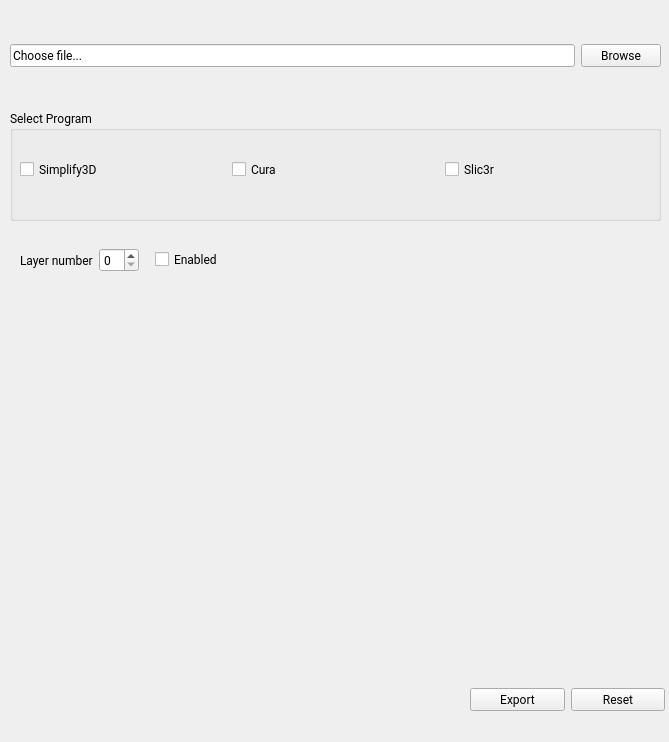
First picture: the form in Program/filamentchanger.ui, repository LuisDiazUgena/Filament-Changer-for-bq-printers, before the edit.
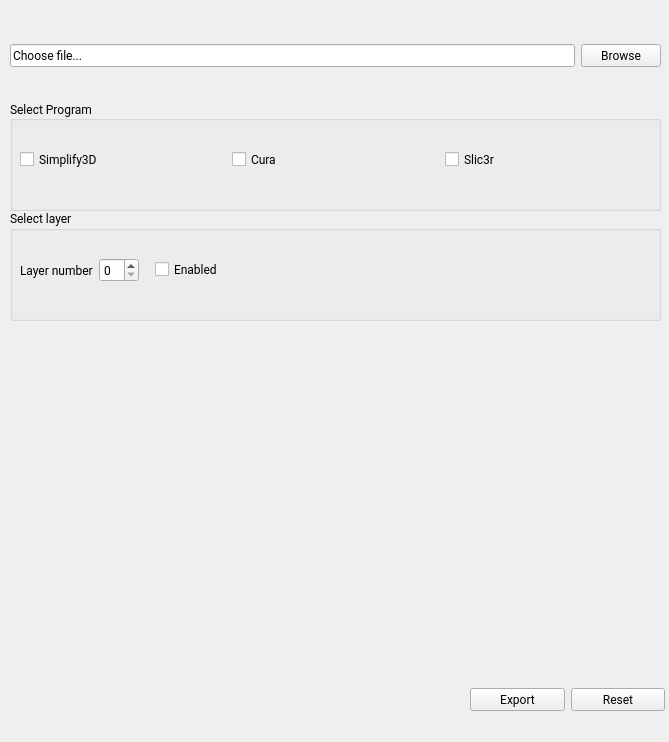
Second picture: the form after the edit. Icons and pictures are not drawn.

Commit message: Added programs checkboxs

The edit to the form file:
```diff
--- a/Program/filamentchanger.ui
+++ b/Program/filamentchanger.ui
@@ -40,6 +40,9 @@
    <iconset>
     <normaloff>../Images Resources/icon_filament.png</normaloff>../Images Resources/icon_filament.png</iconset>
   </property>
+  <property name="autoFillBackground">
+   <bool>false</bool>
+  </property>
   <widget class="QWidget" name="horizontalLayoutWidget">
    <property name="geometry">
     <rect>
@@ -99,17 +102,32 @@
    <property name="geometry">
     <rect>
      <x>10</x>
-     <y>110</y>
+     <y>100</y>
      <width>651</width>
      <height>111</height>
     </rect>
    </property>
+   <property name="font">
+    <font>
+     <underline>false</underline>
+     <strikeout>false</strikeout>
+    </font>
+   </property>
+   <property name="autoFillBackground">
+    <bool>true</bool>
+   </property>
    <property name="title">
     <string>Select Program</string>
    </property>
+   <property name="alignment">
+    <set>Qt::AlignJustify|Qt::AlignVCenter</set>
+   </property>
    <property name="flat">
     <bool>true</bool>
    </property>
+   <property name="checkable">
+    <bool>false</bool>
+   </property>
    <widget class="QWidget" name="horizontalLayoutWidget_4">
     <property name="geometry">
      <rect>
@@ -155,11 +173,26 @@
    <zorder>horizontalLayoutWidget_4</zorder>
    <zorder>horizontalLayoutWidget_2</zorder>
   </widget>
+  <widget class="QGroupBox" name="groupBox">
+   <property name="geometry">
+    <rect>
+     <x>10</x>
+     <y>210</y>
+     <width>651</width>
+     <height>111</height>
+    </rect>
+   </property>
+   <property name="title">
+    <string>Select layer</string>
+   </property>
+   <property name="flat">
+    <bool>true</bool>
+   </property>
   <widget class="QWidget" name="horizontalLayoutWidget_2">
    <property name="geometry">
     <rect>
-     <x>10</x>
-     <y>220</y>
+      <x>0</x>
+      <y>20</y>
      <width>651</width>
      <height>80</height>
     </rect>
@@ -228,6 +261,7 @@
      </widget>
     </item>
    </layout>
+   </widget>
   </widget>
  </widget>
  <resources/>
```
Lines whose indentation alone changed are shown as unchanged.
